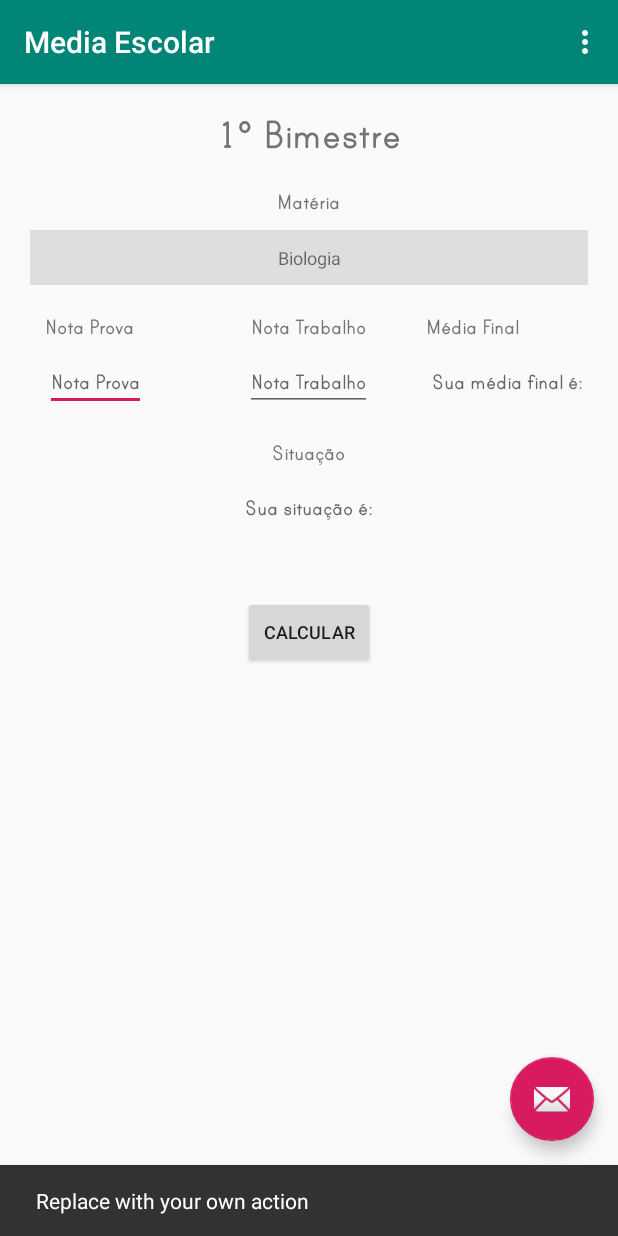
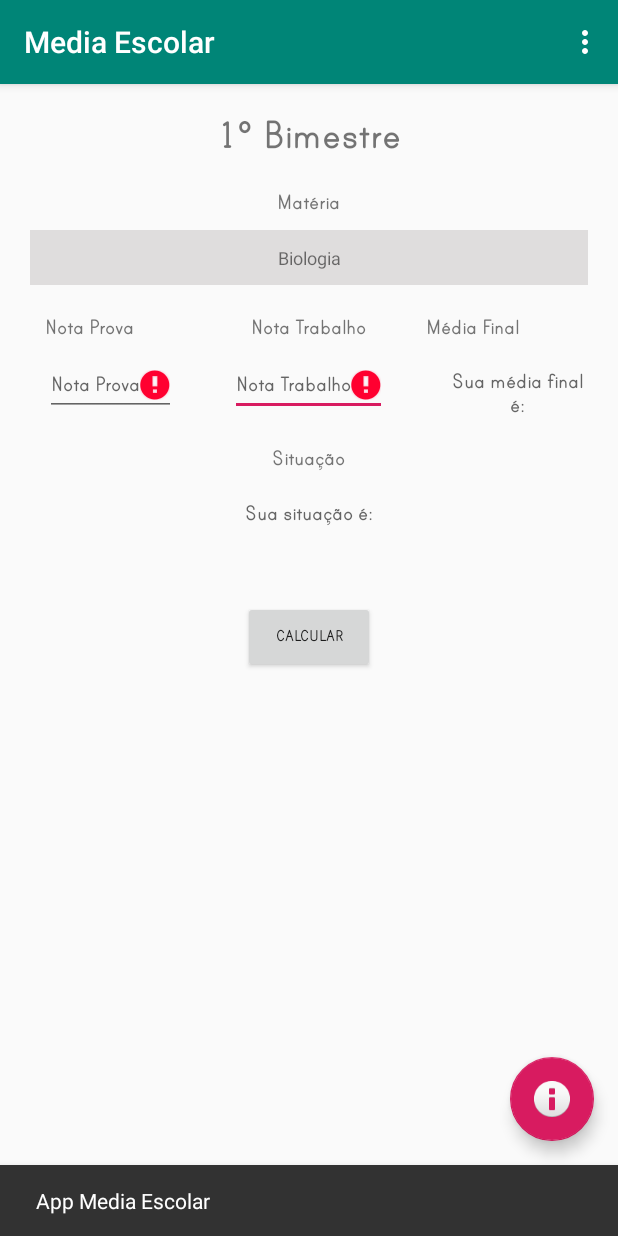
Before and after one commit to ValmirBP/AppMediaEscolar, an Android app: the screen it shows after launch (MainActivity), after a tap on an icon or button, on a phone screen of 412 x 824 dp. Run offline under Robolectric (Android 15) with nearby library versions, the phone set to English and light mode, and no system bars; 2 other taps on this screen came first.

Commit message:
layout working

```diff
--- a/app/src/main/java/com/example/mediaescolar/MainActivity.java
+++ b/app/src/main/java/com/example/mediaescolar/MainActivity.java
@@ -10,14 +10,21 @@ import android.view.View;
 import android.view.Menu;
 import android.view.MenuItem;
 import android.widget.ArrayAdapter;
+import android.widget.Button;
+import android.widget.EditText;
 import android.widget.Spinner;
 import android.widget.TextView;
+import android.widget.Toast;
 
 import java.util.Arrays;
 
 
 public class MainActivity extends AppCompatActivity {
 
+// Declarando os tipos de variáveis
+
+    double notaProv1, notaTrab1, medfim1;
+    boolean ok = true;
     private String array_spinner[];
 
     @Override
@@ -27,15 +34,15 @@ public class MainActivity extends AppCompatActivity {
         Toolbar toolbar = findViewById(R.id.toolbar);
         setSupportActionBar(toolbar);
 
+
         FloatingActionButton fab = findViewById(R.id.fab);
         fab.setOnClickListener(new View.OnClickListener() {
             @Override
             public void onClick(View view) {
-                Snackbar.make(view, "Replace with your own action", Snackbar.LENGTH_LONG)
+                Snackbar.make(view, "App Media Escolar", Snackbar.LENGTH_LONG)
                         .setAction("Action", null).show();
             }
         });
-
 
 // Instanciando elementos do layout
 
@@ -44,17 +51,19 @@ public class MainActivity extends AppCompatActivity {
         TextView txtProv1 = findViewById(R.id.txtProv1);
         TextView txtTrab1 = findViewById(R.id.txtTrab1);
         Spinner s = findViewById(R.id.Spinner01);
-        TextView edtProv1 = findViewById(R.id.edtProv1);
-        TextView edtTrab1 = findViewById(R.id.edtTrab1);
-        TextView txtMed1 = findViewById(R.id.txtMed1);
+        final EditText edtProv1 = findViewById(R.id.edtProv1);
+        final EditText edtTrab1 = findViewById(R.id.edtTrab1);
+        final TextView txtMed1 = findViewById(R.id.txtMed1);
         TextView txtSit1 = findViewById(R.id.txtSit1);
-        TextView txtMedFim1 = findViewById(R.id.txtMedFim1);
-        TextView txtSitFim1 = findViewById(R.id.txtSitFim1);
-
+        final TextView txtMedFim1 = findViewById(R.id.txtMedFim1);
+        final TextView txtSitFim1 = findViewById(R.id.txtSitFim1);
+        Button btnCalc = findViewById(R.id.btnCalc1);
 
 // Inserção de um novo tipo de fonte no layout.
 
-        Typeface font = Typeface.createFromAsset(getAssets(), "print_bold_tt.ttf");
+        Typeface font = Typeface.createFromAsset(getAssets(),
+                "print_bold_tt.ttf");
+
         txtTit.setTypeface(font);
         txtMat1.setTypeface(font);
         txtProv1.setTypeface(font);
@@ -65,36 +74,78 @@ public class MainActivity extends AppCompatActivity {
         txtSit1.setTypeface(font);
         txtMedFim1.setTypeface(font);
         txtSitFim1.setTypeface(font);
+        btnCalc.setTypeface(font);
 
 // Aqui é toda a declaração das listas do dropbox com o nome das matérias
 
-        array_spinner = new String[]{ Constant.MATEMATICA,Constant.BIOLOGIA,Constant.FILOSOFIA,Constant.FISICA,Constant.GEOGRAFIA,Constant.HISTORIA,
-                Constant.INGLES,Constant.LITERATURA,Constant.PORTUGUES,Constant.QUIMICA,Constant.SOCIOLOGIA};
+        array_spinner = new String[]{Constant.MATEMATICA, Constant.BIOLOGIA, Constant.FILOSOFIA, Constant.FISICA, Constant.GEOGRAFIA, Constant.HISTORIA,
+                Constant.INGLES, Constant.LITERATURA, Constant.PORTUGUES, Constant.QUIMICA, Constant.SOCIOLOGIA};
         Arrays.sort(array_spinner);
 
 
-        ArrayAdapter adapter = new ArrayAdapter(this,R.layout.spinner_materia, array_spinner);
+        ArrayAdapter adapter = new ArrayAdapter(this, R.layout.spinner_materia, array_spinner);
         s.setAdapter(adapter);
 
+        btnCalc.setOnClickListener(new View.OnClickListener() {
+            @Override
+            public void onClick(View v) {
 
+// evitando o crash da aplicação
+
+                try {
+
+// verificando se as notas estão inseridas
+
+                    if (edtProv1.getText().toString().length() > 0) {
+                        notaProv1 = Double.parseDouble(edtProv1.getText().toString());
+                    } else {
+                        edtProv1.setError("*");
+                        edtProv1.requestFocus();
+                        ok = false;
+                    }
+                    if (edtTrab1.getText().toString().length() > 0) {
+                        notaTrab1 = Double.parseDouble(edtTrab1.getText().toString());
+                    } else {
+                        edtTrab1.setError("*");
+                        edtTrab1.requestFocus();
+                        ok = false;
+                    }
+
+//Aquisitando notas digitadas
+                    if (ok) {
+                        medfim1 = (notaProv1 + notaTrab1) / 2;
+                        txtMedFim1.setText(String.valueOf(medfim1));
+
+                        if (medfim1 >= 7) txtSitFim1.setText("APROVADO");
+                        else txtSitFim1.setText("REPROVADO");
+                    }
+
+                    // convertendo as minhas variáveis
+                    notaProv1 = Double.parseDouble(edtProv1.getText().toString());
+                    notaTrab1 = Double.parseDouble(edtTrab1.getText().toString());
+
+                } catch (Exception e) {
+
+                    Toast.makeText(getApplicationContext(), "Os campos indicados são obrigatórios", Toast.LENGTH_LONG).show();
+                }
+            }
+        });
     }
 
     @Override
     public boolean onCreateOptionsMenu(Menu menu) {
-        // Inflate the menu; this adds items to the action bar if it is present.
         getMenuInflater().inflate(R.menu.menu_main, menu);
         return true;
     }
 
     @Override
     public boolean onOptionsItemSelected(MenuItem item) {
-        // Handle action bar item clicks here. The action bar will
-        // automatically handle clicks on the Home/Up button, so long
-        // as you specify a parent activity in AndroidManifest.xml.
         int id = item.getItemId();
 
-        //noinspection SimplifiableIfStatement
-        if (id == R.id.action_settings) {
+        if (id == R.id.action_sair) {
+
+            finish();
+
             return true;
         }
 
--- a/app/src/main/res/layout/activity_main.xml
+++ b/app/src/main/res/layout/activity_main.xml
@@ -29,6 +29,6 @@
         android:layout_height="wrap_content"
         android:layout_gravity="bottom|end"
         android:layout_margin="@dimen/fab_margin"
-        app:srcCompat="@android:drawable/ic_dialog_email" />
+        app:srcCompat="@android:drawable/ic_dialog_info" />
 
 </android.support.design.widget.CoordinatorLayout>
--- a/app/src/main/res/layout/content_main.xml
+++ b/app/src/main/res/layout/content_main.xml
@@ -31,7 +31,7 @@
         android:id="@+id/Spinner01"
         android:layout_width="match_parent"
         android:layout_height="wrap_content"
-        android:layout_below="@+id/txtMat1"
+        android:layout_below="@id/txtMat1"
         android:layout_marginStart="20dp"
         android:layout_marginTop="10dp"
         android:layout_marginEnd="20dp"
@@ -127,15 +127,17 @@
         android:layout_marginTop="20dp"
         android:layout_centerHorizontal="true"
         android:hint="@string/SitFim1"
-        android:textSize="16sp"/>
+        android:textSize="16sp"
+        android:textAlignment="center"/>
 
     <Button
-        android:id="@+id/Calc1"
+        android:id="@+id/btnCalc1"
         android:layout_width="wrap_content"
         android:layout_height="wrap_content"
         android:layout_below="@id/txtSitFim1"
         android:layout_centerHorizontal="true"
         android:layout_marginTop="50dp"
         android:text="@string/Calc1"
-        android:textSize="12sp"/>
+        android:textSize="12sp"
+        android:textStyle="bold"/>
 </RelativeLayout>
--- a/app/src/main/res/menu/menu_main.xml
+++ b/app/src/main/res/menu/menu_main.xml
@@ -3,7 +3,7 @@
     xmlns:tools="http://schemas.android.com/tools"
     tools:context="com.example.mediaescolar.MainActivity">
     <item
-        android:id="@+id/action_settings"
+        android:id="@+id/action_sair"
         android:orderInCategory="100"
         android:title="@string/action_settings"
         app:showAsAction="never" />
--- a/app/src/main/res/values/strings.xml
+++ b/app/src/main/res/values/strings.xml
@@ -1,6 +1,6 @@
 <resources>
     <string name="app_name">Media Escolar</string>
-    <string name="action_settings">Settings</string>
+    <string name="action_settings">Sair </string>
     <string name="BI1">1º Bimestre</string>
     <string name="Mat1">Matéria</string>
     <string name="Prov1">Nota Prova</string>
```
